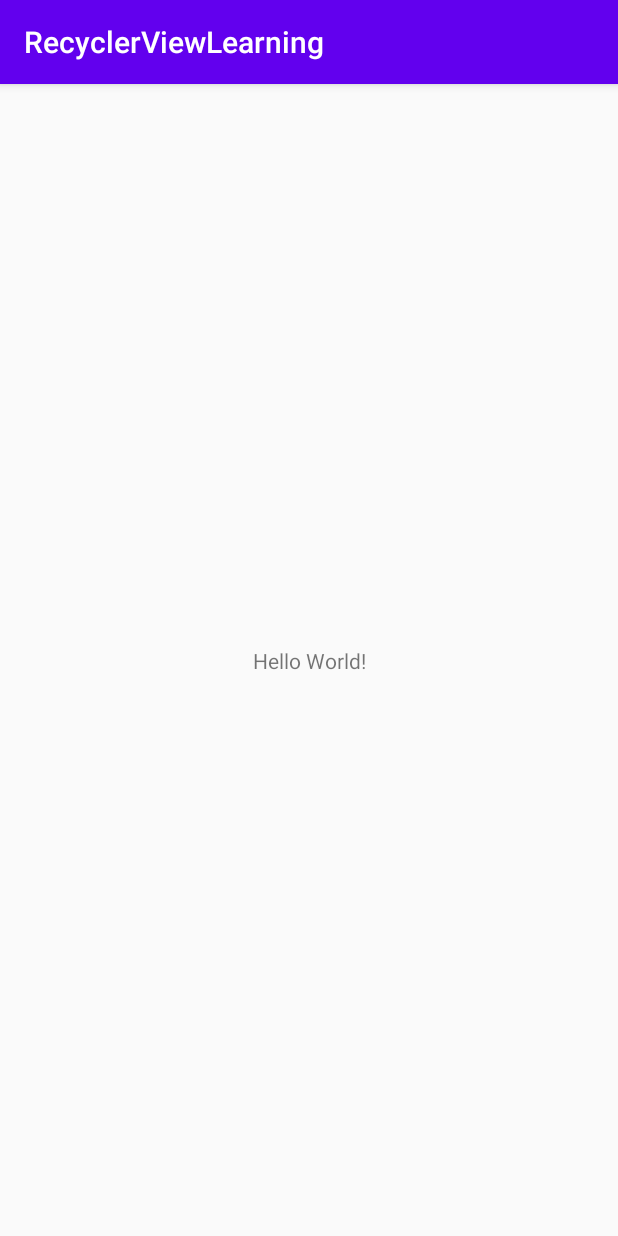
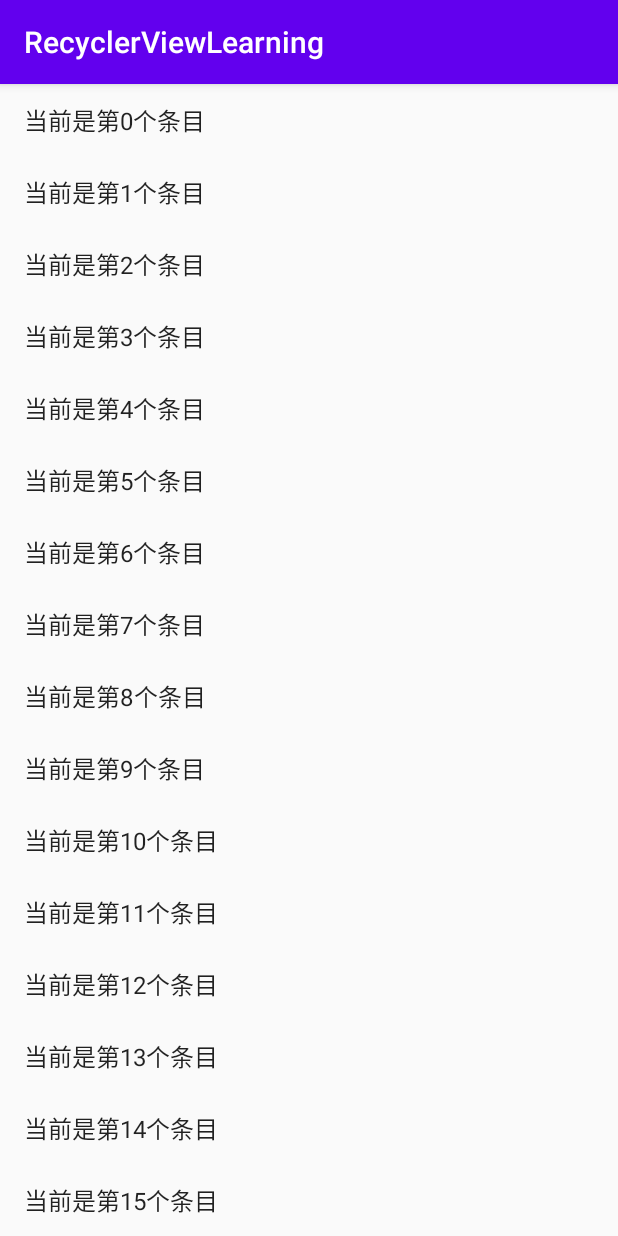
Before and after one commit to changer0/RecyclerViewLearning, an Android app: the screen it shows after launch (MainActivity), on a phone screen of 412 x 824 dp. Run offline under Robolectric (Android 15) with nearby library versions, the phone set to English and light mode, and no system bars.

Commit message:
recycler view 的使用

```diff
--- a/app/build.gradle
+++ b/app/build.gradle
@@ -30,6 +30,7 @@ dependencies {
     implementation 'androidx.core:core-ktx:1.1.0'
     implementation 'androidx.appcompat:appcompat:1.1.0'
     implementation 'androidx.constraintlayout:constraintlayout:1.1.3'
+    implementation 'androidx.recyclerview:recyclerview:1.2.0-alpha05'
     testImplementation 'junit:junit:4.12'
     androidTestImplementation 'androidx.test.ext:junit:1.1.1'
     androidTestImplementation 'androidx.test.espresso:espresso-core:3.2.0'
--- a/app/src/main/AndroidManifest.xml
+++ b/app/src/main/AndroidManifest.xml
@@ -1,6 +1,6 @@
 <?xml version="1.0" encoding="utf-8"?>
 <manifest xmlns:android="http://schemas.android.com/apk/res/android"
-    package="com.lulu.recyclerviewlearning">
+    package="com.lulu.recyclerviewlearning" >
 
     <application
         android:allowBackup="true"
@@ -8,8 +8,8 @@
         android:label="@string/app_name"
         android:roundIcon="@mipmap/ic_launcher_round"
         android:supportsRtl="true"
-        android:theme="@style/AppTheme">
-        <activity android:name=".MainActivity">
+        android:theme="@style/AppTheme" >
+        <activity android:name=".MainActivity" >
             <intent-filter>
                 <action android:name="android.intent.action.MAIN" />
 
--- a/app/src/main/java/com/lulu/recyclerviewlearning/MainActivity.kt
+++ b/app/src/main/java/com/lulu/recyclerviewlearning/MainActivity.kt
@@ -1,11 +1,46 @@
 package com.lulu.recyclerviewlearning
 
+import android.content.Context
 import androidx.appcompat.app.AppCompatActivity
 import android.os.Bundle
+import android.util.AttributeSet
+import android.view.LayoutInflater
+import android.view.View
+import android.view.ViewGroup
+import android.widget.TextView
+import androidx.recyclerview.widget.LinearLayoutManager
+import androidx.recyclerview.widget.RecyclerView
+import kotlinx.android.synthetic.main.activity_main.*
 
 class MainActivity : AppCompatActivity() {
     override fun onCreate(savedInstanceState: Bundle?) {
         super.onCreate(savedInstanceState)
         setContentView(R.layout.activity_main)
+        val adapter = MyAdapter(this)
+        recycler_view.adapter = adapter
+        recycler_view.layoutManager = LinearLayoutManager(this, RecyclerView.VERTICAL, false)
+
     }
+    class MyHolder(view: View) : RecyclerView.ViewHolder(view) {
+        var tv1: TextView = view.findViewById(android.R.id.text1)
+        fun bindView(position: Int) {
+            tv1.text = "当前是第${position}个条目"
+        }
+    }
+    class MyAdapter(private val activity: MainActivity) : RecyclerView.Adapter<MyHolder>() {
+
+        override fun onCreateViewHolder(parent: ViewGroup, viewType: Int): MyHolder {
+            return MyHolder(LayoutInflater.from(activity).inflate(android.R.layout.simple_list_item_1, null))
+        }
+
+        override fun getItemCount(): Int {
+            return 100
+        }
+
+        override fun onBindViewHolder(holder: MyHolder, position: Int) {
+            holder.bindView(position)
+        }
+
+    }
+
 }
--- a/app/src/main/res/layout/activity_main.xml
+++ b/app/src/main/res/layout/activity_main.xml
@@ -1,18 +1,15 @@
 <?xml version="1.0" encoding="utf-8"?>
-<androidx.constraintlayout.widget.ConstraintLayout xmlns:android="http://schemas.android.com/apk/res/android"
+<androidx.constraintlayout.widget.ConstraintLayout
+    xmlns:android="http://schemas.android.com/apk/res/android"
+    xmlns:tools="http://schemas.android.com/tools"
     xmlns:app="http://schemas.android.com/apk/res-auto"
-    xmlns:tools="http://schemas.android.com/tools"
     android:layout_width="match_parent"
     android:layout_height="match_parent"
     tools:context=".MainActivity">
 
-    <TextView
-        android:layout_width="wrap_content"
-        android:layout_height="wrap_content"
-        android:text="Hello World!"
-        app:layout_constraintBottom_toBottomOf="parent"
-        app:layout_constraintLeft_toLeftOf="parent"
-        app:layout_constraintRight_toRightOf="parent"
-        app:layout_constraintTop_toTopOf="parent" />
+    <androidx.recyclerview.widget.RecyclerView
+        android:id="@+id/recycler_view"
+        android:layout_width="match_parent"
+        android:layout_height="match_parent"/>
 
-</androidx.constraintlayout.widget.ConstraintLayout>
+  </androidx.constraintlayout.widget.ConstraintLayout>
```
